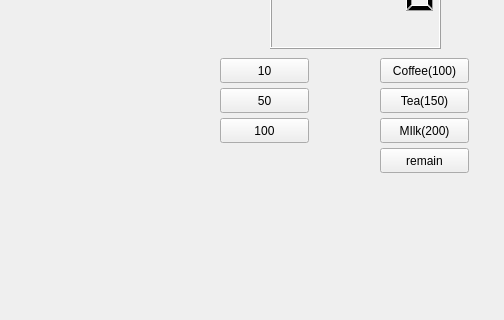
Above: widget.ui from goei300/QtFramework_gui before the change; both pictures show x 0 to 504 and y 172 to 492 of the 800 by 600 pixel window. Below: the same form after it.
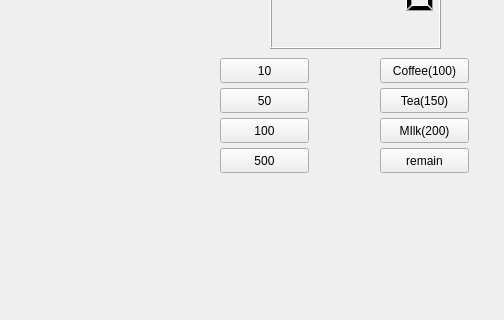
That is the form after the change.

The edit to the form file:
```diff
--- a/widget.ui
+++ b/widget.ui
@@ -114,6 +114,19 @@
     <string>remain</string>
    </property>
   </widget>
+  <widget class="QPushButton" name="pb500">
+   <property name="geometry">
+    <rect>
+     <x>220</x>
+     <y>320</y>
+     <width>89</width>
+     <height>25</height>
+    </rect>
+   </property>
+   <property name="text">
+    <string>500</string>
+   </property>
+  </widget>
  </widget>
  <resources/>
  <connections/>
```
